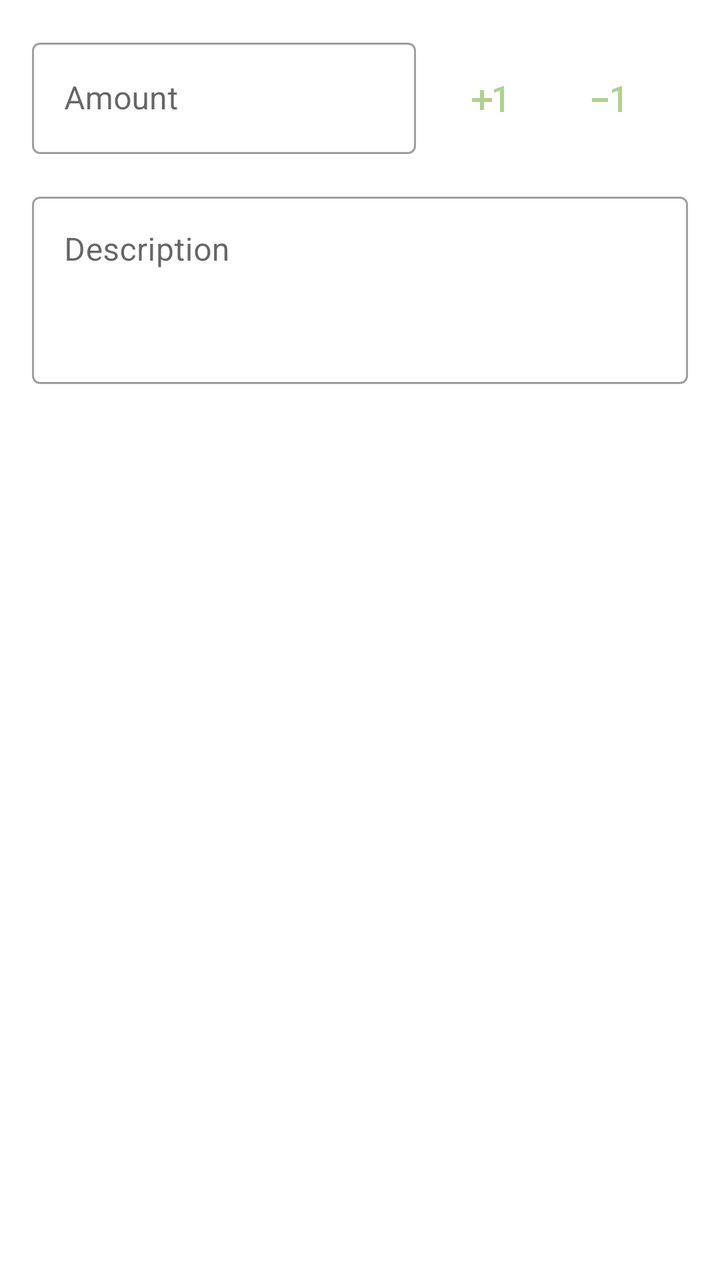
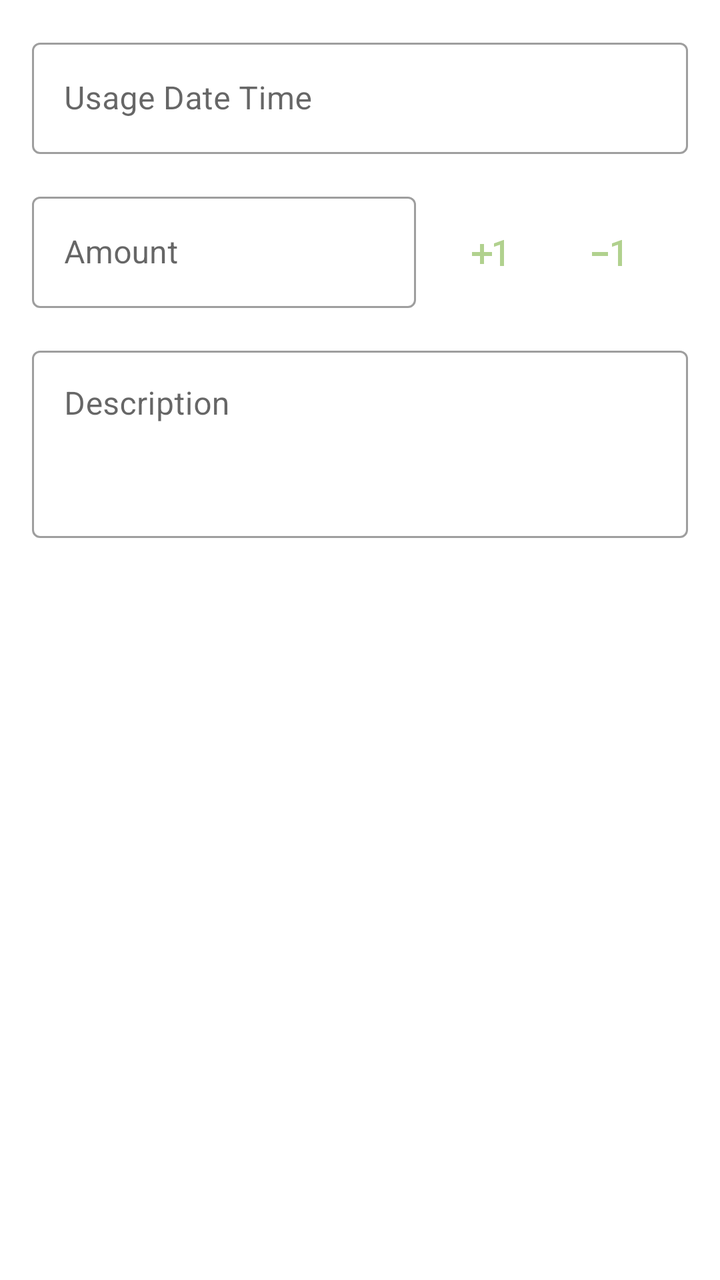

Compare the two renders of this Android layout. The source of the first and the diff that turns it into the second are given below.
<!-- AndroidManifest.xml: another module's application theme Theme.Apersonalstuff -->
<!-- res/layout/page_item_usage_detail.xml -->
<?xml version="1.0" encoding="utf-8"?>
<androidx.constraintlayout.widget.ConstraintLayout xmlns:android="http://schemas.android.com/apk/res/android"
    xmlns:app="http://schemas.android.com/apk/res-auto"
    android:layout_width="match_parent"
    android:layout_height="match_parent">

    <LinearLayout
        android:id="@+id/container_amount"
        android:layout_width="match_parent"
        android:layout_height="wrap_content"
        android:layout_margin="@dimen/text_margin"
        android:orientation="horizontal"
        app:layout_constraintEnd_toEndOf="parent"
        app:layout_constraintStart_toStartOf="parent"
        app:layout_constraintTop_toTopOf="parent">

        <com.google.android.material.textfield.TextInputLayout
            android:id="@+id/form_amount"
            style="@style/Widget.MaterialComponents.TextInputLayout.OutlinedBox"
            android:layout_width="0dp"
            android:layout_height="wrap_content"
            android:layout_weight="1"
            android:hint="@string/form_amount"
            app:layout_constraintEnd_toEndOf="parent"
            app:layout_constraintStart_toStartOf="parent"
            app:layout_constraintTop_toTopOf="parent">

            <com.google.android.material.textfield.TextInputEditText
                android:id="@+id/input_text_amount"
                android:layout_width="match_parent"
                android:layout_height="wrap_content"
                android:inputType="number" />
        </com.google.android.material.textfield.TextInputLayout>

        <com.google.android.material.button.MaterialButton
            android:id="@+id/button_plus_1"
            style="@style/Widget.MaterialComponents.Button.TextButton"
            android:layout_width="wrap_content"
            android:layout_height="wrap_content"
            android:layout_marginStart="@dimen/text_margin"
            android:minWidth="0dp"
            app:icon="@drawable/ic_exposure_plus_1_black" />

        <com.google.android.material.button.MaterialButton
            android:id="@+id/button_minus_1"
            style="@style/Widget.MaterialComponents.Button.TextButton"
            android:layout_width="wrap_content"
            android:layout_height="wrap_content"
            android:layout_marginStart="@dimen/text_margin"
            android:layout_marginEnd="@dimen/text_margin"
            android:minWidth="0dp"
            app:icon="@drawable/ic_exposure_neg_1_black" />
    </LinearLayout>

    <com.google.android.material.textfield.TextInputLayout
        android:id="@+id/form_description"
        style="@style/Widget.MaterialComponents.TextInputLayout.OutlinedBox"
        android:layout_width="match_parent"
        android:layout_height="wrap_content"
        android:layout_margin="@dimen/text_margin"
        android:hint="@string/form_description"
        app:layout_constraintEnd_toEndOf="parent"
        app:layout_constraintStart_toStartOf="parent"
        app:layout_constraintTop_toBottomOf="@id/container_amount">

        <com.google.android.material.textfield.TextInputEditText
            android:id="@+id/input_text_description"
            android:layout_width="match_parent"
            android:layout_height="wrap_content"
            android:gravity="top"
            android:minLines="3" />
    </com.google.android.material.textfield.TextInputLayout>

    <FrameLayout
        android:id="@+id/container_image_component"
        android:layout_width="match_parent"
        android:layout_height="wrap_content"
        android:layout_marginTop="@dimen/text_margin"
        app:layout_constraintEnd_toEndOf="parent"
        app:layout_constraintStart_toStartOf="parent"
        app:layout_constraintTop_toBottomOf="@id/form_description" />

    <FrameLayout
        android:id="@+id/container_app_bar"
        android:layout_width="match_parent"
        android:layout_height="wrap_content"
        app:layout_constraintBottom_toBottomOf="parent"
        app:layout_constraintEnd_toEndOf="parent"
        app:layout_constraintStart_toStartOf="parent" />

</androidx.constraintlayout.widget.ConstraintLayout>
<!-- resources referenced by this layout -->
<resources>
  <dimen name="text_margin">16dp</dimen>
  <!-- drawable ic_exposure_neg_1_black (drawable-anydpi) -->
  <vector xmlns:android="http://schemas.android.com/apk/res/android"
      android:width="24dp"
      android:height="24dp"
      android:viewportWidth="24"
      android:viewportHeight="24"
      android:tint="#333333"
      android:alpha="0.6">
      <path
          android:fillColor="@android:color/white"
          android:pathData="M4,11v2h8v-2L4,11zM19,18h-2L17,7.38L14,8.4L14,6.7L18.7,5h0.3v13z" />
  </vector>
  <!-- drawable ic_exposure_plus_1_black (drawable-anydpi) -->
  <vector xmlns:android="http://schemas.android.com/apk/res/android"
      android:width="24dp"
      android:height="24dp"
      android:viewportWidth="24"
      android:viewportHeight="24"
      android:tint="#333333"
      android:alpha="0.6">
      <path
          android:fillColor="@android:color/white"
          android:pathData="M10,7L8,7v4L4,11v2h4v4h2v-4h4v-2h-4L10,7zM20,18h-2L18,7.38L15,8.4L15,6.7L19.7,5h0.3v13z" />
  </vector>
  <string name="form_amount">Amount</string>
  <string name="form_description">Description</string>
  <style name="Theme.Apersonalstuff" parent="Theme.MaterialComponents.DayNight.DarkActionBar">
          
          <item name="colorPrimary">@color/light_green_600</item>
          <item name="colorPrimaryVariant">@color/light_green_200</item>
          <item name="colorOnPrimary">@color/white</item>
          
          <item name="colorSecondary">@color/lime_600</item>
          <item name="colorSecondaryVariant">@color/green_600</item>
          <item name="colorOnSecondary">@color/black</item>
          
          <item name="android:statusBarColor">?attr/colorPrimaryVariant</item>
          
          <item name="android:textColor">@color/gray_700</item>
      </style>
  <color name="light_green_600">#7CB342</color>
  <color name="light_green_200">#C5E1A5</color>
  <color name="white">#FFFFFFFF</color>
  <color name="lime_600">#C0CA33</color>
  <color name="green_600">#43A047</color>
  <color name="black">#FF000000</color>
  <color name="gray_700">#616161</color>
</resources>

<!-- the commit's change to res/layout/page_item_usage_detail.xml (unified diff, before → after) -->
@@ -3,6 +3,26 @@
     xmlns:app="http://schemas.android.com/apk/res-auto"
     android:layout_width="match_parent"
     android:layout_height="match_parent">
+
+    <com.google.android.material.textfield.TextInputLayout
+        android:id="@+id/form_usage_date_time"
+        style="@style/Widget.MaterialComponents.TextInputLayout.OutlinedBox"
+        android:layout_width="match_parent"
+        android:layout_height="wrap_content"
+        android:layout_margin="@dimen/text_margin"
+        android:hint="@string/form_usage_date_time"
+        app:layout_constraintEnd_toEndOf="parent"
+        app:layout_constraintStart_toStartOf="parent"
+        app:layout_constraintTop_toTopOf="parent">
+
+        <com.google.android.material.textfield.TextInputEditText
+            android:id="@+id/input_text_usage_date_time"
+            android:layout_width="match_parent"
+            android:layout_height="wrap_content"
+            android:cursorVisible="false"
+            android:focusable="false"
+            android:inputType="none" />
+    </com.google.android.material.textfield.TextInputLayout>
 
     <LinearLayout
         android:id="@+id/container_amount"
@@ -12,7 +32,7 @@
         android:orientation="horizontal"
         app:layout_constraintEnd_toEndOf="parent"
         app:layout_constraintStart_toStartOf="parent"
-        app:layout_constraintTop_toTopOf="parent">
+        app:layout_constraintTop_toBottomOf="@id/form_usage_date_time">
 
         <com.google.android.material.textfield.TextInputLayout
             android:id="@+id/form_amount"
<!-- resource entries referenced after the edit -->
@@ -27,6 +27,7 @@
   </vector>
   <string name="form_amount">Amount</string>
   <string name="form_description">Description</string>
+  <string name="form_usage_date_time">Usage Date Time</string>
   <style name="Theme.Apersonalstuff" parent="Theme.MaterialComponents.DayNight.DarkActionBar">
           
           <item name="colorPrimary">@color/light_green_600</item>
